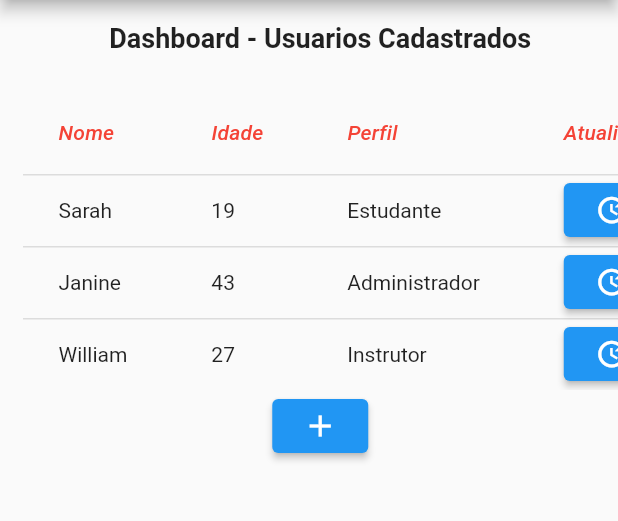
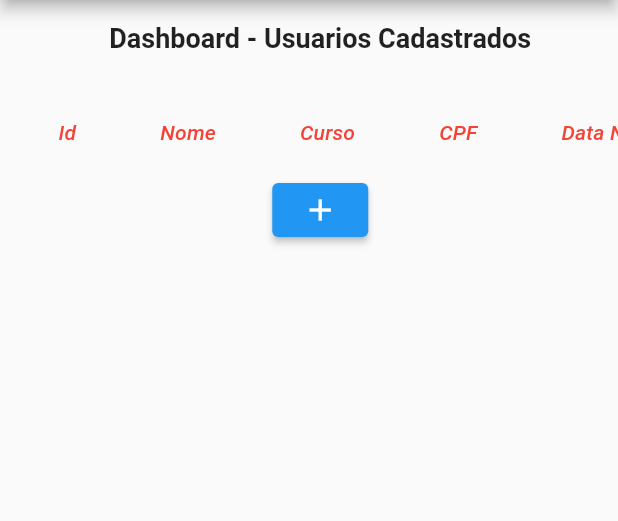
Before and after one commit to killatsignlife/fatecflix-flutter, a Flutter app: the screen it shows after launch, after a tap on "ENTRAR", on a phone screen of 412 x 824 dp, the part 84-605 px from its top. Run offline on Flutter 3.47's test engine with Material 2 defaults, Android fonts, the phone set to English and light mode, and no system bars; our stand-ins replace get, sqflite; accounts and stored records are empty.

Commit message:
dashboard + sqlite: funcionando

```diff
--- a/lib/components/dashboard/dashboard.dart
+++ b/lib/components/dashboard/dashboard.dart
@@ -7,15 +7,45 @@ import 'package:flutter/foundation.dart';
 import 'package:flutter/material.dart';
 import 'package:get/get.dart';
 
-class Dashboard extends StatelessWidget {
+import '../../model/usuario.dart';
+
+class MyWidget extends StatefulWidget {
+  const MyWidget({super.key});
+
+  @override
+  State<MyWidget> createState() => _MyWidgetState();
+}
+
+class _MyWidgetState extends State<MyWidget> {
+  @override
+  Widget build(BuildContext context) {
+    return const Placeholder();
+  }
+}
+
+class Dashboard extends StatefulWidget {
+  const Dashboard({super.key});
+
+  @override
+  State<Dashboard> createState() => _DashboardState();
+}
+
 /*
     TODO: Dashboard/Listagem de usuarios com o botão
     para atualizar e deletar um registro; e
     um botão 'Add' para adicionar usuario.
   */
+class _DashboardState extends State<Dashboard> {
+  List<Usuario> usuarios = [];
+
+  @override
+  void initState() {
+    super.initState();
+    _consultar();
+  }
+
   final AppController controller = Get.put(AppController());
   final dbHelper = DatabaseHelper.instance;
-  Dashboard({super.key});
 
   static const String _title = 'FatecFlix';
 
@@ -49,6 +79,15 @@ class Dashboard extends StatelessWidget {
                       DataColumn(
                         label: Expanded(
                           child: Text(
+                            'Id',
+                            style: TextStyle(
+                                fontStyle: FontStyle.italic, color: Colors.red),
+                          ),
+                        ),
+                      ),
+                      DataColumn(
+                        label: Expanded(
+                          child: Text(
                             'Nome',
                             style: TextStyle(
                                 fontStyle: FontStyle.italic, color: Colors.red),
@@ -58,7 +97,7 @@ class Dashboard extends StatelessWidget {
                       DataColumn(
                         label: Expanded(
                           child: Text(
-                          'Idade',
+                            'Curso',
                             style: TextStyle(
                                 fontStyle: FontStyle.italic, color: Colors.red),
                           ),
@@ -67,7 +106,16 @@ class Dashboard extends StatelessWidget {
                       DataColumn(
                         label: Expanded(
                           child: Text(
-                          'Perfil',
+                            'CPF',
+                            style: TextStyle(
+                                fontStyle: FontStyle.italic, color: Colors.red),
+                          ),
+                        ),
+                      ),
+                      DataColumn(
+                        label: Expanded(
+                          child: Text(
+                            'Data Nasc.',
                             style: TextStyle(
                                 fontStyle: FontStyle.italic, color: Colors.red),
                           ),
@@ -92,12 +140,13 @@ class Dashboard extends StatelessWidget {
                         ),
                       ),
                     ],
-                  rows: <DataRow>[
-                    DataRow(
-                      cells: <DataCell>[
-                        const DataCell(Text('Sarah')),
-                        const DataCell(Text('19')),
-                        const DataCell(Text('Estudante')),
+                    rows: usuarios
+                        .map<DataRow>((element) => DataRow(cells: [
+                              DataCell(Text(element.id.toString())),
+                              DataCell(Text(element.nome.toString())),
+                              DataCell(Text(element.curso.toString())),
+                              DataCell(Text(element.cpf.toString())),
+                              DataCell(Text(element.nascimento.toString())),
                               DataCell(
                                 ElevatedButton(
                                   child: const Icon(Icons.update),
@@ -105,7 +154,8 @@ class Dashboard extends StatelessWidget {
                                     Navigator.push(
                                         context,
                                         MaterialPageRoute(
-                                  builder: (context) => AtualizarUsuario()));
+                                            builder: (context) =>
+                                                AtualizarUsuario()));
                                   },
                                 ),
                               ),
@@ -116,69 +166,13 @@ class Dashboard extends StatelessWidget {
                                     Navigator.push(
                                         context,
                                         MaterialPageRoute(
-                                  builder: (context) => DeletarUsuario()));
+                                            builder: (context) =>
+                                                DeletarUsuario()));
                                   },
                                 ),
                               ),
-                      ],
-                    ),
-                    DataRow(
-                      cells: <DataCell>[
-                        const DataCell(Text('Janine')),
-                        const DataCell(Text('43')),
-                        const DataCell(Text('Administrador')),
-                        DataCell(
-                          ElevatedButton(
-                            child: const Icon(Icons.update),
-                            onPressed: () {
-                              Get.to(AtualizarUsuario());
-                            },
-                          ),
-                        ),
-                        DataCell(
-                          ElevatedButton(
-                            child: const Icon(Icons.delete),
-                            onPressed: () {
-                               Navigator.push(
-                              context,
-                              MaterialPageRoute(
-                                  builder: (context) => DeletarUsuario()));
-                            },
-                          ),
-                        ),
-                      ],
-                    ),
-                    DataRow(
-                      cells: <DataCell>[
-                        const DataCell(Text('William')),
-                        const DataCell(Text('27')),
-                        const DataCell(Text('Instrutor')),
-                        DataCell(
-                          ElevatedButton(
-                            child: const Icon(Icons.update),
-                            onPressed: () {
-                               Navigator.push(
-                              context,
-                              MaterialPageRoute(
-                                  builder: (context) => AtualizarUsuario()));
-                            },
-                          ),
-                        ),
-                        DataCell(
-                          ElevatedButton(
-                            child: const Icon(Icons.delete),
-                            onPressed: () {
-                               Navigator.push(
-                              context,
-                              MaterialPageRoute(
-                                  builder: (context) => DeletarUsuario()));
-                            },
-                          ),
-                        ),
-                      ],
-                    ),
-                  ],
-                ),
+                            ]))
+                        .toList()),
               ),
               ElevatedButton(
                 child: const Icon(Icons.add),
@@ -194,15 +188,18 @@ class Dashboard extends StatelessWidget {
         ));
   }
 
+  // List todasLinhas;
   void _consultar() async {
     final todasLinhas = await dbHelper.queryAllRows();
+    print('Consulta toda as linhas:');
+    for (var row in todasLinhas) {
+      usuarios.add(Usuario.fromMap(row));
 
-    print('Consulta toda as linhas:');
-
-    for (var row in todasLinhas) {
       if (kDebugMode) {
         print(row);
       }
+
+      setState(() {});
     }
   }
 }
--- /dev/null
+++ b/lib/model/usuario.dart
@@ -0,0 +1,48 @@
+import 'package:fatecflix_mobile/data/database_helper.dart';
+
+class Usuario {
+  int? id;
+  String? nome;
+  String? email;
+  String? ra;
+  String? cpf;
+  String? nascimento;
+  String? curso;
+  String? anoIngresso;
+  String? periodo;
+  String? senha;
+
+  Usuario(this.id, this.nome, this.email, this.ra, this.cpf, this.nascimento,
+      this.curso, this.anoIngresso, this.periodo, this.senha);
+
+  Usuario.fromMap(Map<String, dynamic> map) {
+    id = map["id"];
+    nome = map["nome"];
+    email = map["email"];
+    cpf = map["cpf"];
+    nascimento = map["nascimento"];
+    curso = map["curso"];
+    anoIngresso = map["anoIngresso"];
+    periodo = map["periodo"];
+    senha = map["senha"];
+  }
+
+Map<String, dynamic> toMap() {
+    return {
+      DatabaseHelper.columnId: id,
+      DatabaseHelper.columnNome: nome,
+      DatabaseHelper.columnSobrenome: nome,
+      DatabaseHelper.columnEmail: email,
+      DatabaseHelper.columnRa: ra,
+      DatabaseHelper.columnCpf: cpf,
+      DatabaseHelper.columnDataNascimento: nascimento,
+      DatabaseHelper.columnCurso: curso,
+      DatabaseHelper.columnAnoIngresso: anoIngresso,
+      DatabaseHelper.columnPeriodo: periodo,
+      DatabaseHelper.columnSenha: senha,
+    };
+
+  }
+
+
+}
```
Also changed, not shown: lib/components/dashboard/atualizar/atualizar.dart (+43 -50 lines), lib/components/dashboard/cadastrar/cadastrar.dart (+5 -3 lines), lib/data/database_helper.dart (+12 -8 lines). Lines whose indentation alone changed are shown as unchanged.
